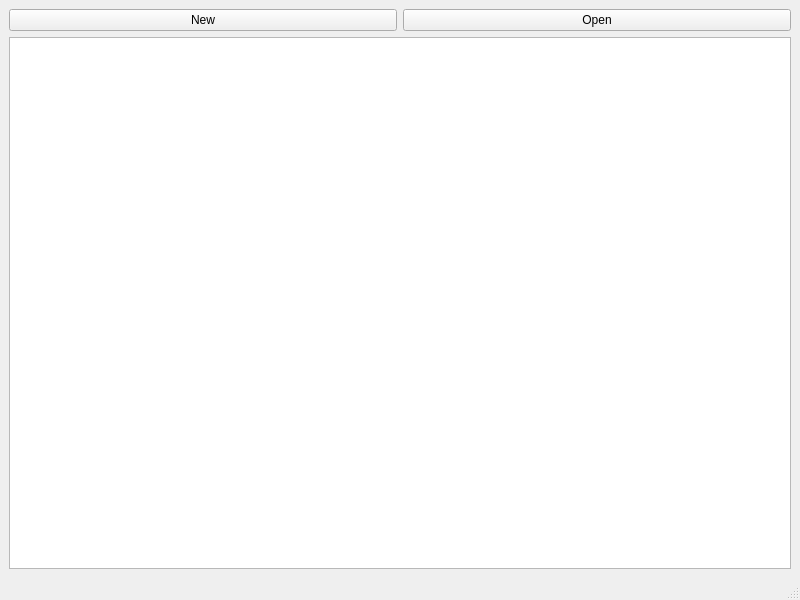
Qt form copydog-qt/src/mainwindow.ui (TheNumerus/asset-manager) before a commit.
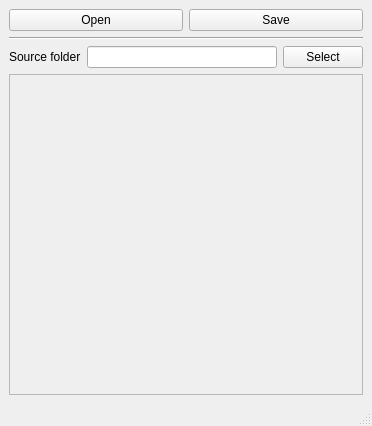
The same form after that commit. Icons and pictures are not drawn.

Commit message: more file open logic, some more UI

```diff
--- a/copydog-qt/src/mainwindow.ui
+++ b/copydog-qt/src/mainwindow.ui
@@ -6,8 +6,8 @@
    <rect>
     <x>0</x>
     <y>0</y>
-    <width>800</width>
-    <height>600</height>
+    <width>372</width>
+    <height>426</height>
    </rect>
   </property>
   <property name="windowTitle">
@@ -17,16 +17,6 @@
    <layout class="QVBoxLayout" name="verticalLayout">
     <item>
      <layout class="QHBoxLayout" name="horizontalLayout">
-      <item>
-       <widget class="QPushButton" name="newButton">
-        <property name="text">
-         <string>New</string>
-        </property>
-        <property name="icon">
-         <iconset theme="document-new"/>
-        </property>
-       </widget>
-      </item>
       <item>
        <widget class="QPushButton" name="openButton">
         <property name="text">
@@ -37,10 +27,55 @@
         </property>
        </widget>
       </item>
+      <item>
+       <widget class="QPushButton" name="newButton">
+        <property name="text">
+         <string>Save</string>
+        </property>
+        <property name="icon">
+         <iconset theme="document-save"/>
+        </property>
+       </widget>
+      </item>
      </layout>
     </item>
     <item>
-     <widget class="QListWidget" name="listWidget"/>
+     <widget class="Line" name="line">
+      <property name="orientation">
+       <enum>Qt::Horizontal</enum>
+      </property>
+     </widget>
+    </item>
+    <item>
+     <layout class="QHBoxLayout" name="horizontalLayout_2">
+      <item>
+       <widget class="QLabel" name="sourceLabel">
+        <property name="text">
+         <string>Source folder</string>
+        </property>
+       </widget>
+      </item>
+      <item>
+       <widget class="QLineEdit" name="sourceLineEdit"/>
+      </item>
+      <item>
+       <widget class="QPushButton" name="sourceButton">
+        <property name="text">
+         <string>Select</string>
+        </property>
+        <property name="icon">
+         <iconset theme="folder"/>
+        </property>
+       </widget>
+      </item>
+     </layout>
+    </item>
+    <item>
+     <widget class="QListWidget" name="listWidget">
+      <property name="enabled">
+       <bool>false</bool>
+      </property>
+     </widget>
     </item>
    </layout>
   </widget>
```
Left out of the diff: 3 changed lines with no effect on the pictures. The commit also changes 3 other files.
